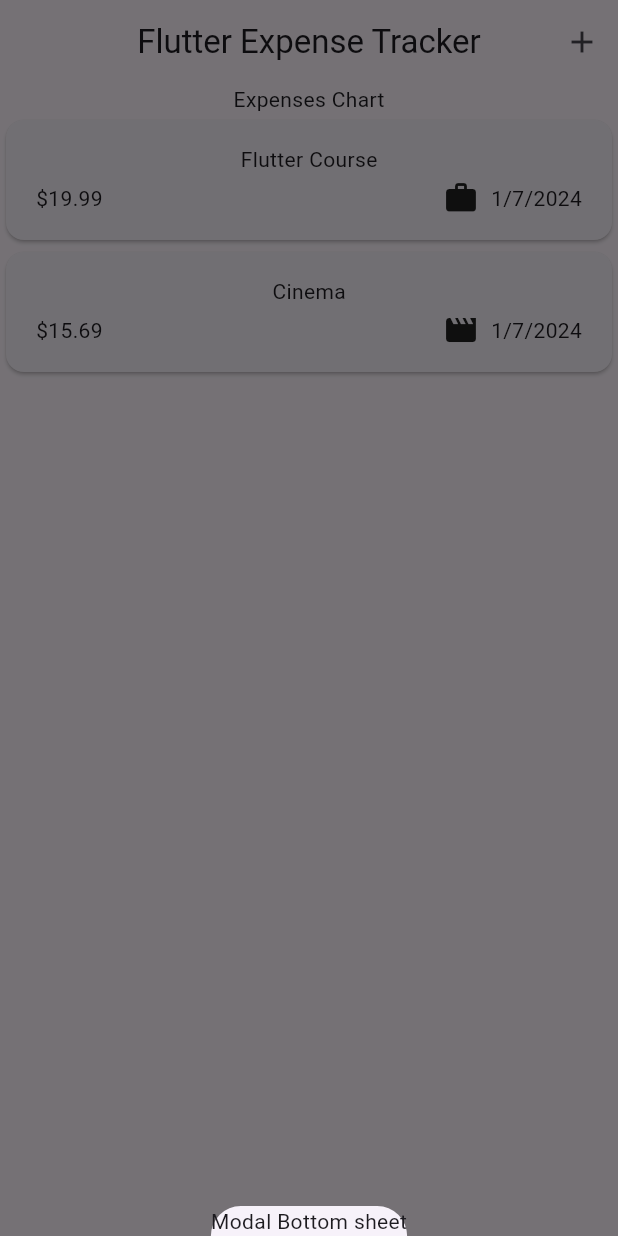
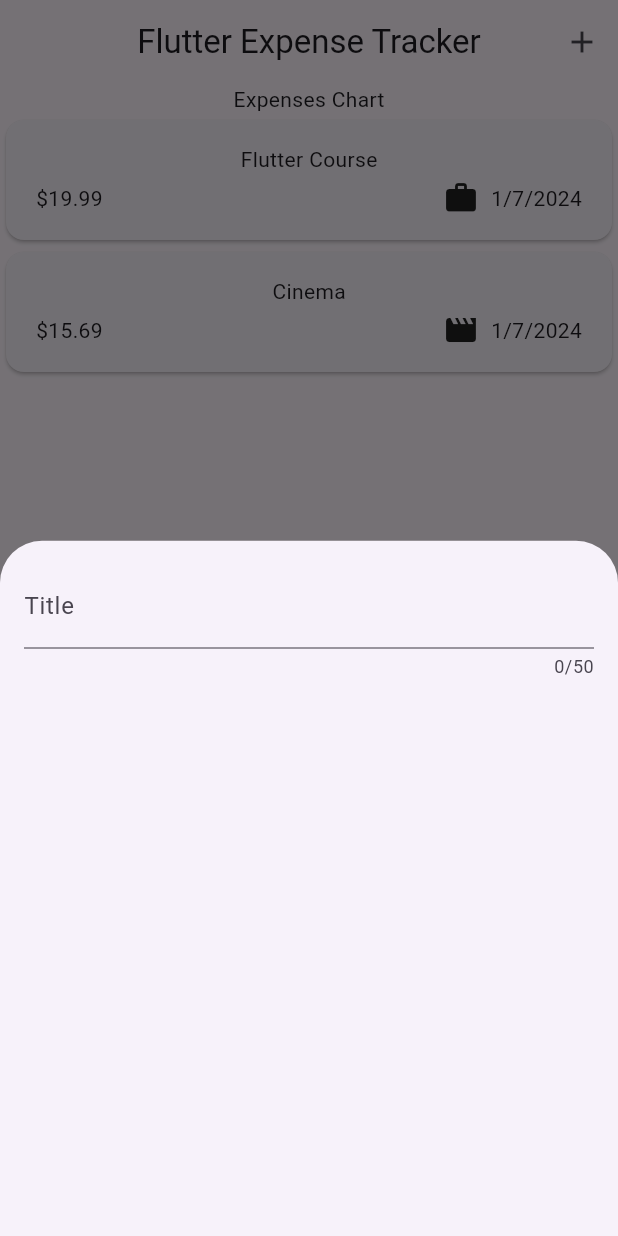
Before and after one commit to Md-Shoyab/Expense-tracker, a Flutter app: the screen it shows after launch, after a tap on the "add" icon, on a phone screen of 412 x 824 dp. Run offline on Flutter 3.47's test engine with Material 3 defaults, Android fonts, the phone set to English and light mode, and no system bars.

Commit message:
Added a New Expense Widgets for Bottom Sheet

```diff
--- a/lib/widgets/expenses.dart
+++ b/lib/widgets/expenses.dart
@@ -1,5 +1,6 @@
 import 'package:expense_trackers/widgets/expenses_list/expenses_list.dart';
 import 'package:expense_trackers/models/expense.dart';
+import 'package:expense_trackers/widgets/expenses_list/new_expense.dart';
 import 'package:flutter/material.dart';
 
 class Expenses extends StatefulWidget {
@@ -27,7 +28,7 @@ class _ExpensesState extends State<Expenses> {
 
   void _openAddExpenseOverlay() {
     showModalBottomSheet(
-        context: context, builder: (ctx) => const Text('Modal Bottom sheet'));
+        context: context, builder: (ctx) => const NewExpense());
   }
 
   @override
--- /dev/null
+++ b/lib/widgets/expenses_list/new_expense.dart
@@ -0,0 +1,25 @@
+import 'package:flutter/material.dart';
+
+class NewExpense extends StatefulWidget {
+  const NewExpense({super.key});
+
+  @override
+  State<NewExpense> createState() => _NewExpenseState();
+}
+
+class _NewExpenseState extends State<NewExpense> {
+  @override
+  Widget build(BuildContext context) {
+    return const Padding(
+      padding: EdgeInsets.all(16.0),
+      child: Column(
+        children: [
+          TextField(
+            maxLength: 50,
+            decoration: InputDecoration(label: Text('Title')),
+          ),
+        ],
+      ),
+    );
+  }
+}
```
